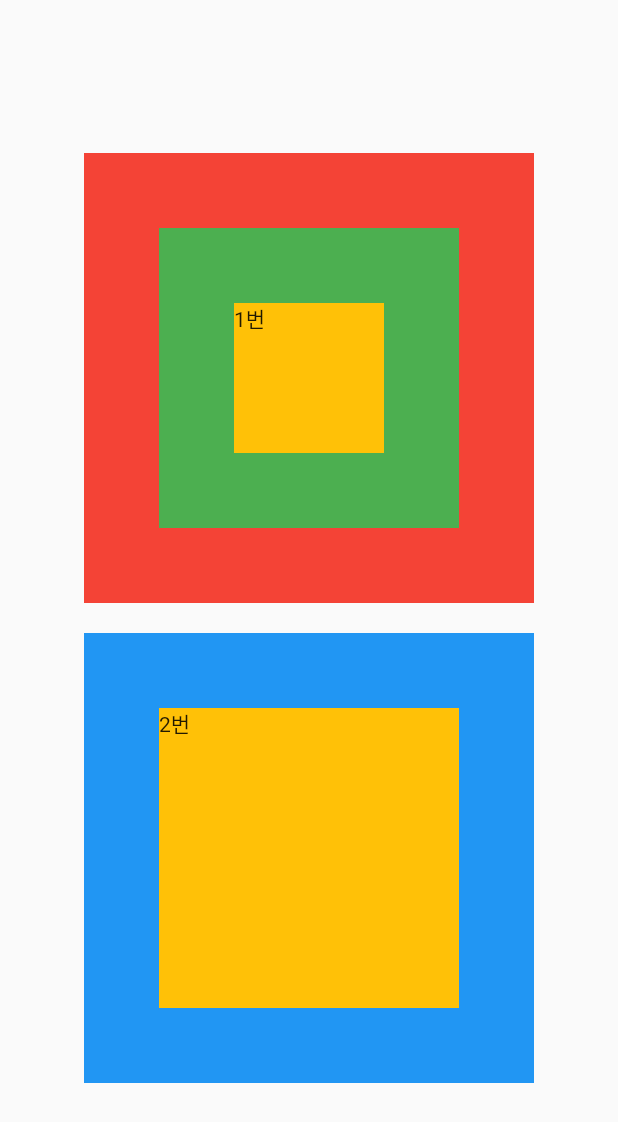
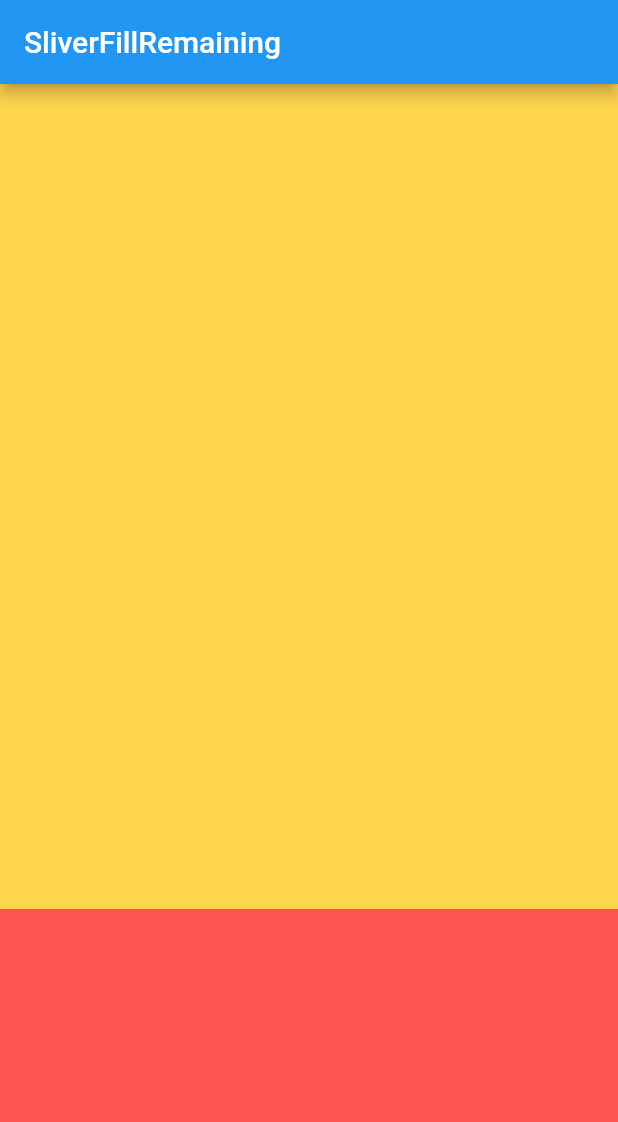
Before and after one commit to bytestocode/flutter-testbed, a Flutter app: the screen it shows after launch, on a phone screen of 412 x 824 dp. Shown: the top 1122 px of the screen. Run offline on Flutter 3.47's test engine with Material 2 defaults, Android fonts, the light colour scheme and no system bars.

Commit message:
study: SliverFillRemaining 적용해보기

```diff
--- a/lib/main.dart
+++ b/lib/main.dart
@@ -1,5 +1,3 @@
-import 'dart:developer';
-
 import 'package:flutter/material.dart';
 
 void main() => runApp(const MyApp());
@@ -7,92 +5,40 @@ void main() => runApp(const MyApp());
 class MyApp extends StatelessWidget {
   const MyApp({super.key});
 
+  static const String _title = 'SliverFillRemaining';
+
   @override
   Widget build(BuildContext context) {
     return MaterialApp(
-      title: 'Flutter Testbed',
-      theme: ThemeData(primarySwatch: Colors.indigo),
-      home: const TestBed(),
+      title: _title,
+      home: Scaffold(
+        appBar: AppBar(title: const Text(_title)),
+        body: const MyStatelessWidget(),
+      ),
     );
   }
 }
 
-class TestBed extends StatefulWidget {
-  const TestBed({super.key});
-
-  @override
-  State<TestBed> createState() => _TestBedState();
-}
-
-class _TestBedState extends State<TestBed> {
-  void _asyncFunction() async {
-    log('await 전'); // (1) 번째
-    await Future.delayed(const Duration(milliseconds: 300));
-    log('await 후'); // (3) 번째
-  }
-
-  @override
-  void initState() {
-    super.initState();
-    _asyncFunction();
-    log('비동기 함수보다 먼저 실행될까?'); // (2) 번째
-  }
+class MyStatelessWidget extends StatelessWidget {
+  const MyStatelessWidget({super.key});
 
   @override
   Widget build(BuildContext context) {
-    return SafeArea(
-      child: Scaffold(
-        body: SizedBox(
-          width: double.infinity,
-          child: Column(
-            mainAxisAlignment: MainAxisAlignment.center,
-            crossAxisAlignment: CrossAxisAlignment.center,
-            children: [
-              Container(
-                height: 300,
-                width: 300,
-                decoration: const BoxDecoration(
-                  color: Colors.red,
-                ),
-                child: Center(
-                  child: Container(
-                    padding: const EdgeInsets.all(50.0),
-                    color: Colors.green,
-                    height: 200,
-                    width: 200,
-                    child: Container(
-                      color: Colors.amber,
-                      height: 10,
-                      width: 10,
-                      child: const Text('1번'),
-                    ),
-                  ),
-                ),
-              ),
-              const SizedBox(height: 20.0),
-              Container(
-                height: 300,
-                width: 300,
-                decoration: const BoxDecoration(
-                  color: Colors.blue,
-                ),
-                child: Container(
-                  margin: const EdgeInsets.all(50.0),
-                  color: Colors.pink,
-                  height: 200,
-                  width: 200,
-                  child: Container(
-                    color: Colors.amber,
-                    height: 10,
-                    width: 10,
-                    child: const Text('2번'),
-                  ),
-                ),
-              ),
-            ],
+    return CustomScrollView(
+      slivers: [
+        SliverToBoxAdapter(
+          child: Container(
+            color: Colors.amber[300],
+            height: 550.0,
           ),
         ),
-      ),
+        SliverFillRemaining(
+          hasScrollBody: false,
+          child: Container(
+            color: Colors.redAccent,
+          ),
+        ),
+      ],
     );
   }
 }
```
Also changed, not shown: pubspec.lock.
